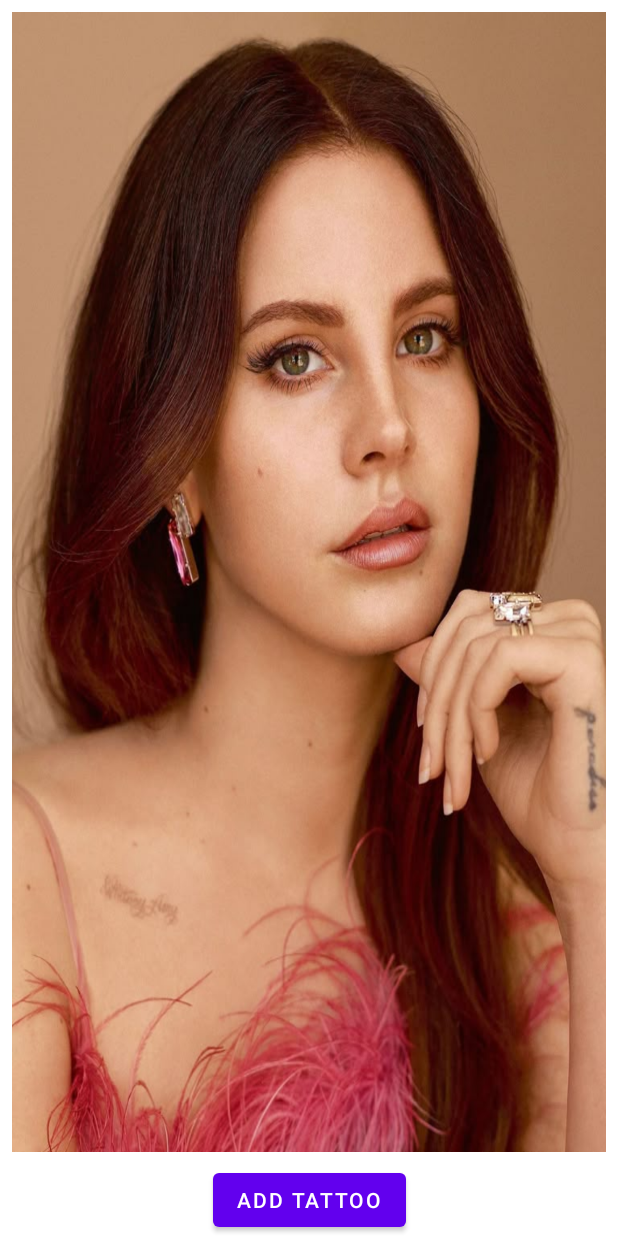
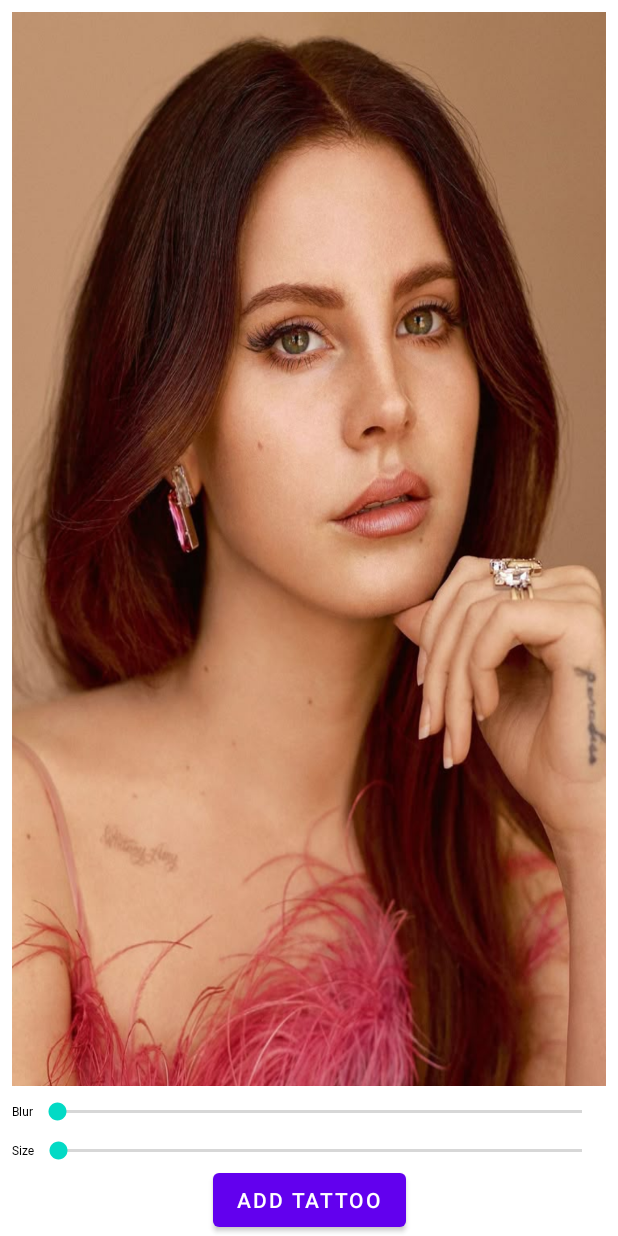
Before and after one commit to pionlinhnv/perspectiveView, an Android app: the screen it shows after launch (MainActivity), on a phone screen of 412 x 824 dp. Run offline under Robolectric (Android 15) with nearby library versions, the phone set to English and light mode, and no system bars; our stand-ins replace Dagger/Hilt's generated code, Room's generated code, Timber; libraries missing offline, so code that uses them is left out: com.khaipv.recovery; pictures from the network do not load.

Commit message:
linhnv: add sticker on select tool view

```diff
--- a/app/src/main/java/pion/tech/pionbase/customview/SelectToolView.kt
+++ b/app/src/main/java/pion/tech/pionbase/customview/SelectToolView.kt
@@ -3,11 +3,14 @@ package pion.tech.pionbase.customview
 import android.annotation.SuppressLint
 import android.content.Context
 import android.graphics.Bitmap
+import android.graphics.BlurMaskFilter
 import android.graphics.Canvas
 import android.graphics.Color
 import android.graphics.DashPathEffect
+import android.graphics.Matrix
 import android.graphics.Paint
 import android.graphics.Path
+import android.graphics.PathMeasure
 import android.graphics.PointF
 import android.graphics.PorterDuff
 import android.graphics.RectF
@@ -15,7 +18,9 @@ import android.util.AttributeSet
 import android.util.Log
 import android.view.MotionEvent
 import android.view.View
+import androidx.core.graphics.scale
 import pion.tech.pionbase.util.DeviceDimensionsHelper.convertDpToPixel
+import kotlin.math.max
 
 class SelectToolView @JvmOverloads constructor(
     context: Context,
@@ -28,6 +33,12 @@ class SelectToolView @JvmOverloads constructor(
     private var mCanvas = Canvas()
 
     private var isPreviewInFirstQuadrant = true
+
+    //sticker
+    private var bitmapSticker: Bitmap? = null
+    private var currentSizeSticker = 0
+    private var originStickerSize = 0
+    private var matrixSticker = Matrix()
 
     //bitmapBg
     private var bitmapBg: Bitmap? = null
@@ -42,8 +53,7 @@ class SelectToolView @JvmOverloads constructor(
     }
 
     private val pathPoints = mutableListOf<PointF>()
-
-    private var isSelectPathDone = false
+    private var isDrawPathDone = false
 
     @SuppressLint("DrawAllocation")
     override fun onLayout(changed: Boolean, left: Int, top: Int, right: Int, bottom: Int) {
@@ -66,10 +76,24 @@ class SelectToolView @JvmOverloads constructor(
         postInvalidate()
     }
 
+    fun setBitmapSticker(bitmapSticker: Bitmap) {
+        this.bitmapSticker = bitmapSticker
+        postInvalidate()
+    }
+
+    fun setSizeSticker(zoomPercent: Int) {
+        //0 -> size ban dau
+        //100 -> size gap doi
+        val stickerSize = originStickerSize + originStickerSize*zoomPercent/100
+        currentSizeSticker = stickerSize
+        postInvalidate()
+    }
+
     override fun onDraw(canvas: Canvas) {
         super.onDraw(canvas)
         mCanvas.drawColor(Color.TRANSPARENT, PorterDuff.Mode.CLEAR)
         drawBg(mCanvas)
+        drawSticker(mCanvas)
         drawSelectPath(mCanvas)
         drawBound(mCanvas)
 
@@ -81,6 +105,20 @@ class SelectToolView @JvmOverloads constructor(
 
             }
         }
+    }
+
+    private fun drawSticker(canvas: Canvas) {
+        bitmapSticker ?: return
+
+        val bounds = RectF()
+        selectPath.computeBounds(bounds, true)
+
+        val scale = currentSizeSticker.toFloat()/bitmapSticker!!.width.toFloat()
+
+        matrixSticker.setTranslate(bounds.left, bounds.top)
+        matrixSticker.postScale(scale, scale, bounds.left, bounds.top)
+
+        canvas.drawBitmap(bitmapSticker!!, matrixSticker, null)
     }
 
     private fun drawBg(canvas: Canvas) {
@@ -99,7 +137,7 @@ class SelectToolView @JvmOverloads constructor(
     }
 
     override fun onTouchEvent(event: MotionEvent): Boolean {
-        if (isSelectPathDone) return true
+        if (isDrawPathDone) return true
 
         when (event.action) {
             MotionEvent.ACTION_DOWN -> {
@@ -139,7 +177,7 @@ class SelectToolView @JvmOverloads constructor(
                     // Close the path
                     selectPath.close()
                     isTouch = false
-                    isSelectPathDone = true
+                    isDrawPathDone = true
                     checkSizePath()
                     postInvalidate()
                     return true
@@ -157,6 +195,7 @@ class SelectToolView @JvmOverloads constructor(
             MotionEvent.ACTION_UP -> {
                 isTouch = false
                 selectPath.close()
+                isDrawPathDone = true
                 checkSizePath()
                 postInvalidate()
             }
@@ -192,6 +231,11 @@ class SelectToolView @JvmOverloads constructor(
 
         if (boundWidth < 100 || boundHeight < 100) {
             listener?.onSelectTooSmall()
+            selectPath.reset()
+            isDrawPathDone = false
+        } else {
+            currentSizeSticker = max(bounds.width(), bounds.height()).toInt()
+            originStickerSize = max(bounds.width(), bounds.height()).toInt()
         }
     }
 
--- a/app/src/main/java/pion/tech/pionbase/framework/presentation/selecttool/SelectToolFragment.kt
+++ b/app/src/main/java/pion/tech/pionbase/framework/presentation/selecttool/SelectToolFragment.kt
@@ -29,6 +29,7 @@ class SelectToolFragment : BaseFragment<FragmentSelectToolBinding, SelectToolVie
 
             binding.selectToolView.setBitmapBg(bitmapBg)
         }
+        setSizeStickerEvent()
     }
 
     override fun subscribeObserver(view: View) {
--- a/app/src/main/java/pion/tech/pionbase/framework/presentation/selecttool/SelectToolFragmentEx.kt
+++ b/app/src/main/java/pion/tech/pionbase/framework/presentation/selecttool/SelectToolFragmentEx.kt
@@ -5,15 +5,22 @@ import android.graphics.Bitmap.createBitmap
 import android.graphics.BitmapFactory
 import android.graphics.Canvas
 import android.graphics.Matrix
+import android.widget.SeekBar
+import android.widget.SeekBar.OnSeekBarChangeListener
 import androidx.activity.addCallback
 import androidx.core.graphics.scale
 import androidx.navigation.fragment.findNavController
+import pion.tech.pionbase.R
 import pion.tech.pionbase.util.setPreventDoubleClickScaleView
 
 fun SelectToolFragment.addTattooEvent() {
     binding.btnAddTattoo.setPreventDoubleClickScaleView {
+        binding.selectToolView.setBitmapSticker(createTattooBitmap())
+    }
+}
 
-    }
+fun SelectToolFragment.createTattooBitmap(): Bitmap {
+    return BitmapFactory.decodeResource(requireContext().resources, R.drawable.anime9)
 }
 
 fun SelectToolFragment.backEvent() {
@@ -24,6 +31,25 @@ fun SelectToolFragment.backEvent() {
 
 fun SelectToolFragment.onBackPressed() {
     findNavController().navigateUp()
+}
+
+fun SelectToolFragment.setSizeStickerEvent() {
+    binding.seekBarSize.setOnSeekBarChangeListener(object : OnSeekBarChangeListener {
+        override fun onProgressChanged(seekBar: SeekBar?, progress: Int, fromUser: Boolean) {
+            if (fromUser) {
+                binding.selectToolView.setSizeSticker(progress)
+            }
+        }
+
+        override fun onStartTrackingTouch(seekBar: SeekBar?) {
+
+        }
+
+        override fun onStopTrackingTouch(seekBar: SeekBar?) {
+
+        }
+
+    })
 }
 
 fun SelectToolFragment.bitmapBackground(
--- a/app/src/main/res/layout/fragment_select_tool.xml
+++ b/app/src/main/res/layout/fragment_select_tool.xml
@@ -10,9 +10,8 @@
         android:layout_height="0dp"
         android:layout_margin="@dimen/_16dp"
         android:scaleType="centerCrop"
-        android:visibility="invisible"
         android:src="@drawable/girl"
-        app:layout_constraintBottom_toTopOf="@+id/btnAddTattoo"
+        app:layout_constraintBottom_toTopOf="@+id/llBlur"
         app:layout_constraintTop_toTopOf="parent" />
 
     <pion.tech.pionbase.customview.SelectToolView
@@ -32,6 +31,58 @@
         app:layout_constraintStart_toStartOf="parent"
         app:layout_constraintTop_toTopOf="parent" />
 
+    <LinearLayout
+        android:id="@+id/llBlur"
+        android:layout_width="match_parent"
+        android:layout_height="wrap_content"
+        android:layout_marginHorizontal="@dimen/_24dp"
+        android:layout_marginBottom="@dimen/_16dp"
+        android:gravity="center"
+        android:orientation="horizontal"
+        app:layout_constraintBottom_toTopOf="@+id/llSize">
+
+        <TextView
+            android:layout_width="wrap_content"
+            android:layout_height="wrap_content"
+            android:fontFamily="@font/font_400"
+            android:text="Blur"
+            android:textColor="@color/black"
+            android:textSize="@dimen/_16sp" />
+
+
+        <androidx.appcompat.widget.AppCompatSeekBar
+            android:id="@+id/seekBarBlur"
+            android:layout_width="0dp"
+            android:layout_height="wrap_content"
+            android:layout_weight="1"
+            android:max="100" />
+    </LinearLayout>
+
+    <LinearLayout
+        android:id="@+id/llSize"
+        android:layout_width="match_parent"
+        android:layout_height="wrap_content"
+        android:layout_marginHorizontal="@dimen/_24dp"
+        android:gravity="center"
+        android:orientation="horizontal"
+        app:layout_constraintBottom_toTopOf="@+id/btnAddTattoo">
+
+        <TextView
+            android:layout_width="wrap_content"
+            android:layout_height="wrap_content"
+            android:fontFamily="@font/font_400"
+            android:text="Size"
+            android:textColor="@color/black"
+            android:textSize="@dimen/_16sp" />
+
+        <androidx.appcompat.widget.AppCompatSeekBar
+            android:id="@+id/seekBarSize"
+            android:layout_width="0dp"
+            android:layout_height="wrap_content"
+            android:layout_weight="1"
+            android:max="100" />
+    </LinearLayout>
+
     <Button
         android:id="@+id/btnAddTattoo"
         android:layout_width="wrap_content"
```
Also changed, not shown: app/src/main/res/drawable/anime.png (added), app/src/main/res/drawable/god.png (added).
